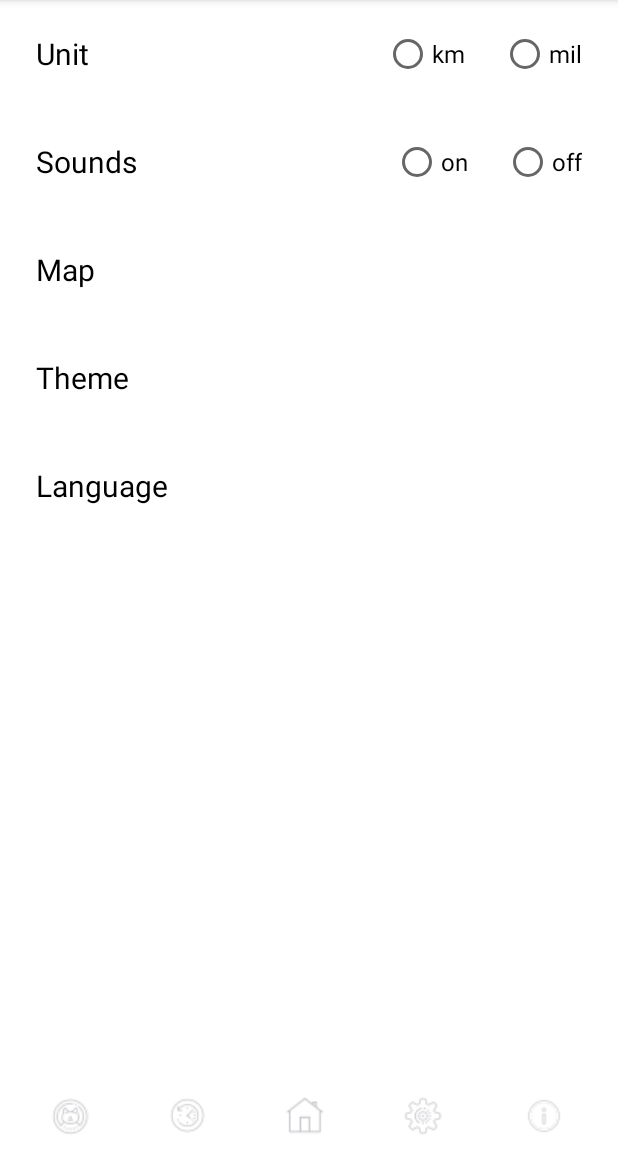
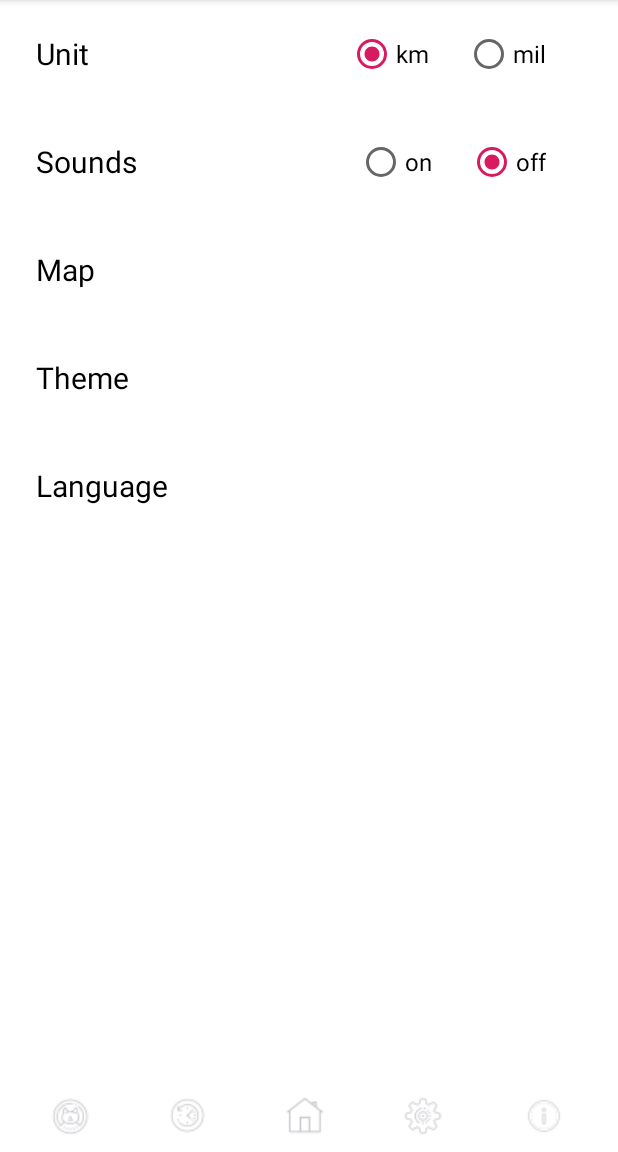
Before and after one commit to ZhenyaVasilevskiy/Catrunner, an Android app: the fragment SettingsFragment placed in its activity, on a phone screen of 412 x 824 dp, the part 84-1236 px from its top. Run offline under Robolectric (Android 15) with nearby library versions, the phone set to English and light mode, and no system bars; our stand-ins replace data binding.

Commit message:
Almost created MVVM

```diff
--- a/app/src/main/java/fragments/SettingsFragment.java
+++ b/app/src/main/java/fragments/SettingsFragment.java
@@ -1,18 +1,79 @@
 package fragments;
 
+import android.arch.lifecycle.Observer;
+import android.arch.lifecycle.ViewModelProviders;
+import android.databinding.DataBindingUtil;
 import android.os.Bundle;
+import android.support.annotation.Nullable;
 import android.support.v4.app.Fragment;
 import android.view.LayoutInflater;
 import android.view.View;
 import android.view.ViewGroup;
+import android.widget.RadioButton;
 
 import com.example.user.catrunner.R;
+import com.example.user.catrunner.databinding.SettingsFragmentBinding;
+
+import viewModels.ProfileFragmentViewModel;
+import viewModels.SettingsFragmentViewModel;
 
 public class SettingsFragment extends Fragment {
+
+    private SettingsFragmentViewModel settingsFragmentViewModel;
+    private SettingsFragmentBinding binding;
+    public RadioButton rbtnSoundOn;
+    public RadioButton rbtnSounfOff;
+    public RadioButton rbtnKm;
+    public RadioButton rbtnMil;
 
     @Override
     public View onCreateView(LayoutInflater inflater, ViewGroup container,
                              Bundle savedInstanceState) {
-        return inflater.inflate(R.layout.settings_fragment, null);
+        binding = DataBindingUtil.inflate(inflater,
+                R.layout.settings_fragment, container, false);
+        settingsFragmentViewModel = ViewModelProviders.of(this.getActivity()).get(SettingsFragmentViewModel.class);
+        binding.setViewModel(settingsFragmentViewModel);
+        settingsFragmentViewModel.getState().observe(this, new Observer<Boolean>() {
+            @Override
+            public void onChanged(@Nullable Boolean aBoolean) {
+                onChangeStateSounds();
+            }
+        });
+        settingsFragmentViewModel.getState().observe(this, new Observer<Boolean>() {
+            @Override
+            public void onChanged(@Nullable Boolean aBoolean) {
+                onChangeUnit();
+            }
+        });
+        return binding.getRoot();
+    }
+
+    @Override
+    public void onResume() {
+        super.onResume();
+        onChangeStateSounds();
+        onChangeUnit();
+    }
+
+    private void onChangeStateSounds() {
+        boolean curState = settingsFragmentViewModel.getState().getValue();
+        if (curState) {
+            rbtnSoundOn = getView().findViewById(R.id.rbtn_on);
+            rbtnSoundOn.setChecked(true);
+        } else {
+            rbtnSounfOff = getView().findViewById(R.id.rbtn_off);
+            rbtnSounfOff.setChecked(true);
+        }
+    }
+
+    private void onChangeUnit() {
+        boolean curUnitKm = settingsFragmentViewModel.getUnit().getValue();
+        if (curUnitKm == true) {
+            rbtnKm = getView().findViewById(R.id.rbtn_km);
+            rbtnKm.setChecked(true);
+        } else {
+            rbtnMil = getView().findViewById(R.id.rbtn_mil);
+            rbtnMil.setChecked(true);
+        }
     }
 }
--- a/app/src/main/java/viewModels/SettingsFragmentViewModel.java
+++ b/app/src/main/java/viewModels/SettingsFragmentViewModel.java
@@ -1,4 +1,49 @@
 package viewModels;
 
-public class SettingsFragmentViewModel {
+import android.arch.lifecycle.MutableLiveData;
+import android.arch.lifecycle.ViewModel;
+import android.view.View;
+
+import com.example.user.catrunner.R;
+
+public class SettingsFragmentViewModel extends ViewModel {
+
+    private MutableLiveData<Boolean> mCurrentSounds;
+    private MutableLiveData<Boolean> mCurrentUnitKm;
+
+    public void setUnit(View view) {
+        boolean curKm;
+        if (view.getId() == R.id.rbtn_km) {
+            curKm = true;
+        } else {
+            curKm = false;
+        }
+        mCurrentUnitKm.setValue(curKm);
+    }
+
+    public MutableLiveData<Boolean> getUnit() {
+        if (mCurrentUnitKm == null) {
+            mCurrentUnitKm = new MutableLiveData<>();
+            mCurrentUnitKm.setValue(true);
+        }
+        return mCurrentUnitKm;
+    }
+
+    public void setState(View view) {
+        boolean state;
+        if (view.getId() == R.id.rbtn_on) {
+            state = true;
+        } else {
+            state = false;
+        }
+        mCurrentSounds.setValue(state);
+    }
+
+    public MutableLiveData<Boolean> getState() {
+        if (mCurrentSounds == null) {
+            mCurrentSounds = new MutableLiveData<Boolean>();
+            mCurrentSounds.setValue(false);
+        }
+        return mCurrentSounds;
+    }
 }
--- a/app/src/main/res/layout/history_fragment.xml
+++ b/app/src/main/res/layout/history_fragment.xml
@@ -3,7 +3,7 @@
     android:layout_width="match_parent"
     android:layout_height="match_parent">
 
-    <LinearLayout xmlns:android="http://schemas.android.com/apk/res/android"
+    <LinearLayout
         android:layout_width="match_parent"
         android:layout_height="match_parent"
         android:background="@color/colorHistoryBack"
@@ -70,4 +70,5 @@
         </LinearLayout>
 
     </LinearLayout>
+
 </ScrollView>
--- a/app/src/main/res/layout/settings_fragment.xml
+++ b/app/src/main/res/layout/settings_fragment.xml
@@ -1,9 +1,17 @@
 <?xml version="1.0" encoding="utf-8"?>
-<ScrollView xmlns:android="http://schemas.android.com/apk/res/android"
+<layout xmlns:android="http://schemas.android.com/apk/res/android">
+
+    <data>
+        <variable
+            name="viewModel"
+            type="viewModels.SettingsFragmentViewModel"/>
+    </data>
+
+    <ScrollView
         android:layout_width="match_parent"
         android:layout_height="match_parent">
 
-    <LinearLayout xmlns:android="http://schemas.android.com/apk/res/android"
+        <LinearLayout
             android:layout_width="match_parent"
             android:layout_height="match_parent"
             android:background="#bc9aff"
@@ -15,7 +23,9 @@
                 android:background="@color/colorWhite"
                 android:orientation="vertical"
                 android:paddingStart="24dp"
-            android:paddingLeft="24dp">
+                android:paddingLeft="24dp"
+                android:paddingEnd="24dp"
+                android:paddingRight="24dp">
 
                 <RelativeLayout
                     android:layout_width="match_parent"
@@ -38,20 +48,24 @@
                         android:orientation="horizontal">
 
                         <RadioButton
+                            android:id="@+id/rbtn_km"
                             android:layout_width="wrap_content"
                             android:layout_height="wrap_content"
                             android:layout_marginEnd="24dp"
                             android:layout_marginRight="24dp"
                             android:text="@string/txt_km"
-                        android:textSize="16sp" />
+                            android:textSize="16sp"
+                            android:onClick="@{viewModel::setUnit}"/>
 
                         <RadioButton
+                            android:id="@+id/rbtn_mil"
                             android:layout_width="wrap_content"
                             android:layout_height="wrap_content"
                             android:layout_marginEnd="24dp"
                             android:layout_marginRight="24dp"
                             android:text="@string/txt_mil"
-                        android:textSize="16sp" />
+                            android:textSize="16sp"
+                            android:onClick="@{viewModel::setUnit}"/>
 
                     </RadioGroup>
 
@@ -78,19 +92,23 @@
                         android:orientation="horizontal">
 
                         <RadioButton
+                            android:id="@+id/rbtn_on"
                             android:layout_width="wrap_content"
                             android:layout_height="wrap_content"
                             android:layout_marginEnd="24dp"
                             android:layout_marginRight="24dp"
+                            android:onClick="@{viewModel::setState}"
                             android:text="@string/txt_on"
                             android:textSize="16sp" />
 
                         <RadioButton
+                            android:id="@+id/rbtn_off"
                             android:layout_width="wrap_content"
                             android:layout_height="wrap_content"
                             android:layout_marginEnd="24dp"
                             android:layout_marginRight="24dp"
                             android:text="@string/txt_off"
+                            android:onClick="@{viewModel::setState}"
                             android:textSize="16sp" />
 
                     </RadioGroup>
@@ -126,3 +144,4 @@
         </LinearLayout>
 
     </ScrollView>
+</layout>
```
Also changed, not shown: app/src/main/java/fragments/ProfileFragment.java (+16 -0 lines), app/src/main/java/viewModels/ProfileFragmentViewModel.java (+45 -3 lines), app/src/main/res/layout/home_fragment.xml (+9 -3 lines). Lines whose indentation alone changed are shown as unchanged.
